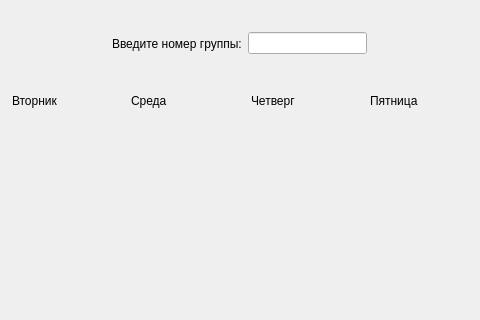
Above: client/studentwindow.ui from zefixed/raspyxxx before the change; both pictures show x 158 to 638 and y 0 to 320 of the 821 by 522 pixel window. Below: the same form after it.
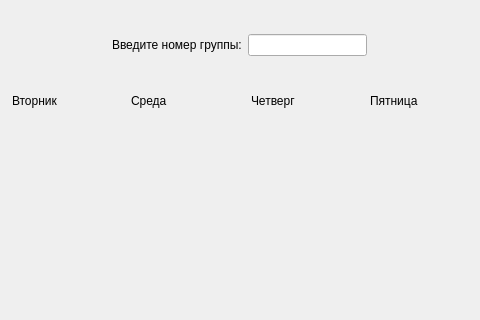
That is the form after the change.

Patch:
```diff
--- a/client/studentwindow.ui
+++ b/client/studentwindow.ui
@@ -81,13 +81,13 @@
      </item>
     </layout>
    </widget>
-   <widget class="QWidget" name="">
+   <widget class="QWidget" name="layoutWidget">
     <property name="geometry">
      <rect>
       <x>270</x>
       <y>30</y>
       <width>255</width>
-      <height>27</height>
+      <height>30</height>
      </rect>
     </property>
     <layout class="QHBoxLayout" name="horizontalLayout_2">
```
Left out of the diff: 2 changed lines with no effect on the pictures.
